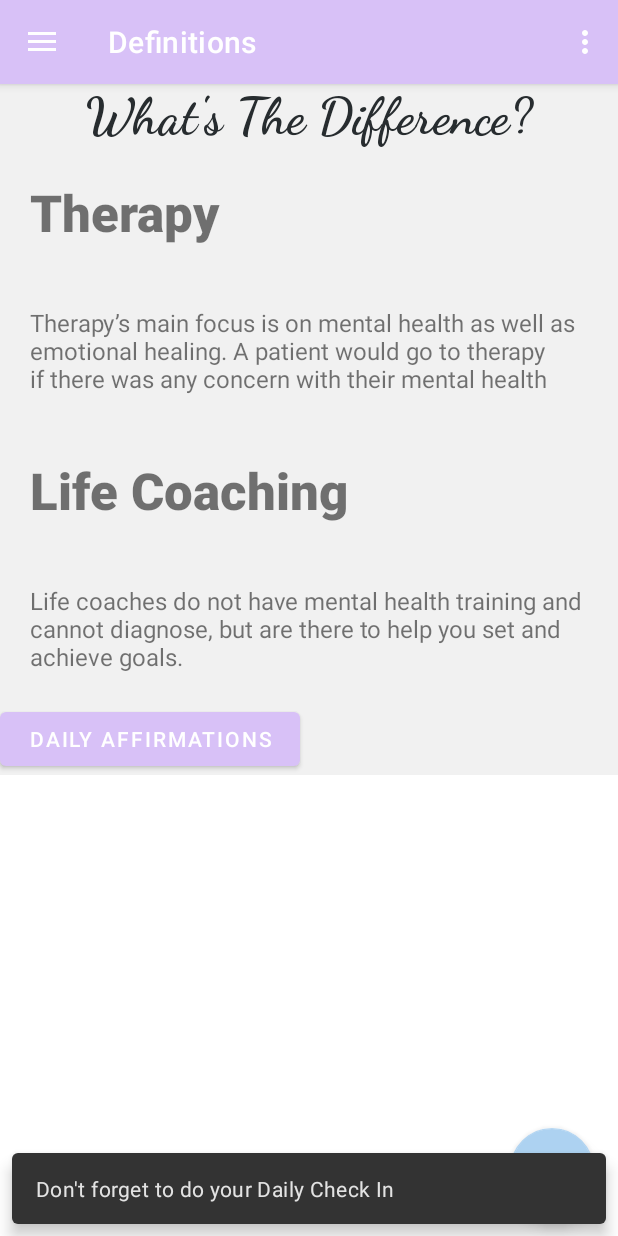
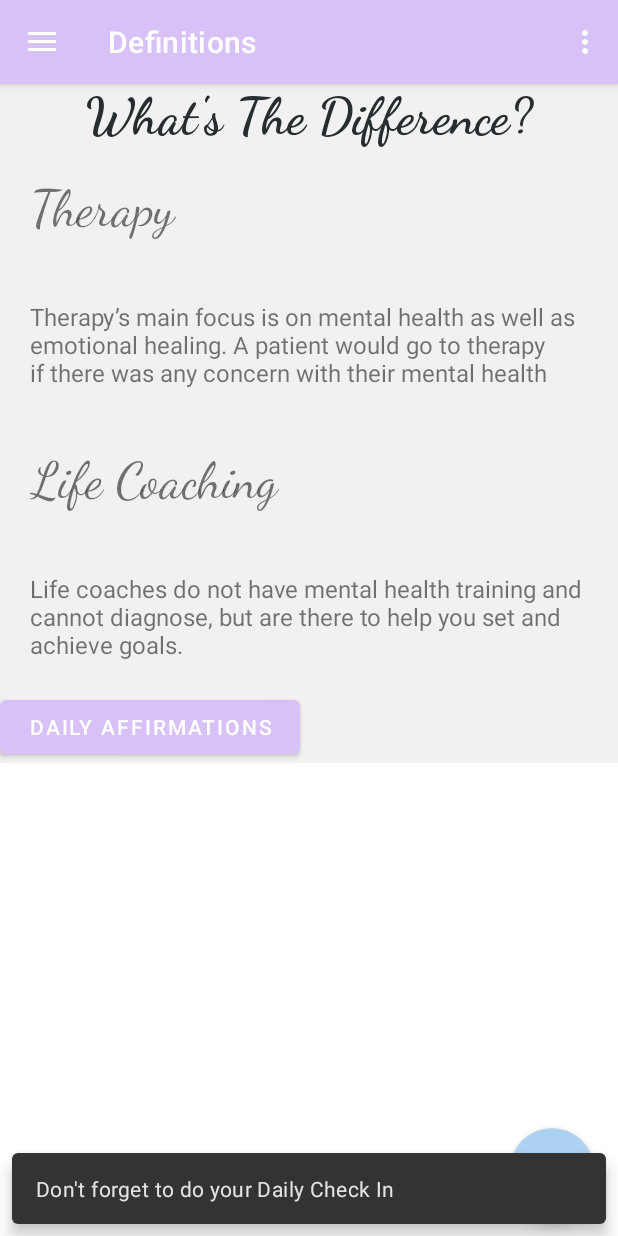
Before and after one commit to sierrariley/FullyMinded, an Android app: the screen it shows after launch (MainActivity), in the side drawer, after a tap on "Descriptions", on a phone screen of 412 x 824 dp. Run offline under Robolectric (Android 15) with nearby library versions, the phone set to English and light mode, and no system bars; our stand-ins replace navigation-ui; Roboto replaces fonts that are not available here.

Commit message:
saving data

```diff
--- a/app/src/main/res/layout/fragment_definition.xml
+++ b/app/src/main/res/layout/fragment_definition.xml
@@ -22,7 +22,7 @@
         android:id="@+id/therapy"
         android:layout_width="match_parent"
         android:layout_height="wrap_content"
-        android:fontFamily="sans-serif-black"
+        android:fontFamily="cursive"
         android:padding="20dp"
         android:text="@string/therapy"
         android:textSize="34sp" />
@@ -39,7 +39,7 @@
         android:id="@+id/lifeCoach"
         android:layout_width="match_parent"
         android:layout_height="wrap_content"
-        android:fontFamily="sans-serif-black"
+        android:fontFamily="cursive"
         android:padding="20dp"
         android:text="@string/lifeCoach"
         android:textSize="34sp" />
```
